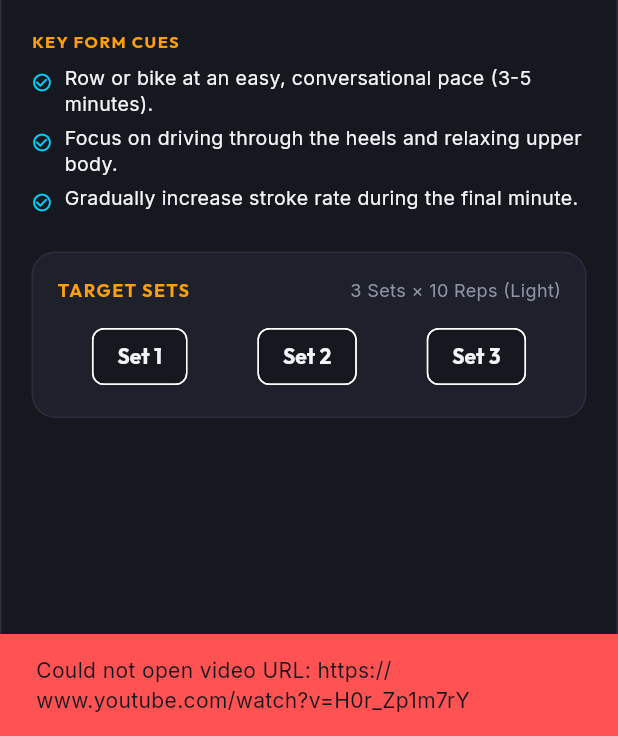
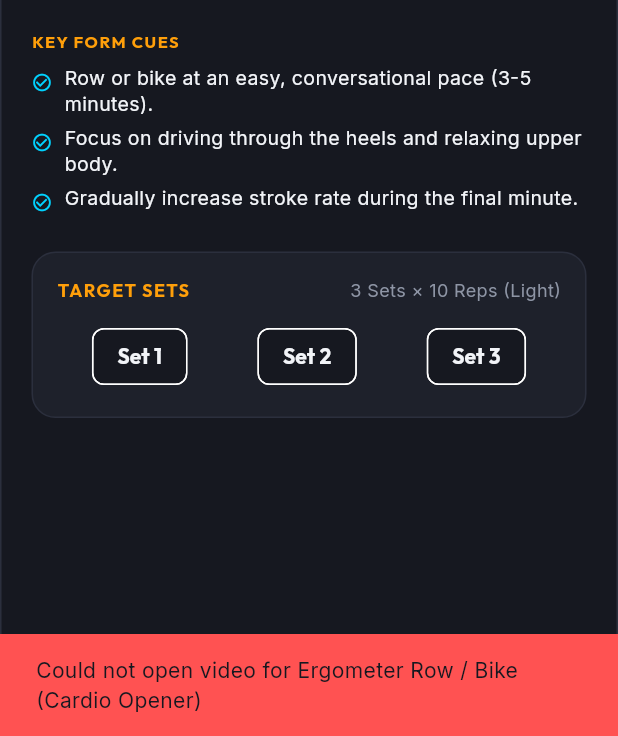
Before and after one commit to drexel-ue/oly, a Flutter app: the VideoPlayerCard widget shown alone on an empty page, opened directly with sample values from the repository, after a tap on "Watch Video Demonstration", on a phone screen of 412 x 824 dp, the part 500-1236 px from its top. Run offline on Flutter 3.47's test engine with Material 3 defaults, Android fonts, the phone set to English and light mode, and no system bars; our stand-ins replace google_fonts, shared_preferences; accounts and stored records are empty.

Commit message:
fix: Update exercise YouTube video URLs and add targeted search fallback

```diff
--- a/lib/models/mobility_exercise_model.dart
+++ b/lib/models/mobility_exercise_model.dart
@@ -107,7 +107,7 @@ class MobilityExerciseModel {
           'Gradually increase stroke rate during the final minute.'
         ],
         durationSeconds: 180, // 3 mins
-        videoUrl: 'https://www.youtube.com/watch?v=H0r_Zp1m7rY',
+        videoUrl: 'https://www.youtube.com/watch?v=eqVmMd7U5p0',
         isYoutube: true,
       ),
 
@@ -155,7 +155,7 @@ class MobilityExerciseModel {
           'Stretch wrists back against floor in all-fours position.'
         ],
         durationSeconds: 60,
-        videoUrl: 'https://www.youtube.com/watch?v=g38U-JqB-v0',
+        videoUrl: 'https://www.youtube.com/watch?v=mSZWSQSSEjE',
         isYoutube: true,
       ),
       MobilityExerciseModel(
@@ -170,7 +170,7 @@ class MobilityExerciseModel {
           'Keep core braced and avoid arching your lower back.'
         ],
         durationSeconds: 60,
-        videoUrl: 'https://www.youtube.com/watch?v=0k5u1_Xq-F0',
+        videoUrl: 'https://www.youtube.com/watch?v=33P5AI27eiU',
         isYoutube: true,
       ),
       MobilityExerciseModel(
@@ -185,7 +185,7 @@ class MobilityExerciseModel {
           'Keep chest tall and avoid leaning far back.'
         ],
         durationSeconds: 90,
-        videoUrl: 'https://www.youtube.com/watch?v=t5J5iZ1rPCo',
+        videoUrl: 'https://www.youtube.com/watch?v=0_n5c_Wv8nU',
         isYoutube: true,
       ),
       MobilityExerciseModel(
@@ -219,7 +219,7 @@ class MobilityExerciseModel {
         ],
         defaultSets: 1,
         defaultReps: 5,
-        videoUrl: 'https://www.youtube.com/watch?v=mWfRBMTj_Lg',
+        videoUrl: 'https://www.youtube.com/watch?v=12-349fJ70w',
         isYoutube: true,
       ),
       MobilityExerciseModel(
@@ -235,7 +235,7 @@ class MobilityExerciseModel {
         ],
         defaultSets: 2,
         defaultReps: 5,
-        videoUrl: 'https://www.youtube.com/watch?v=2r1H_vS29lE',
+        videoUrl: 'https://www.youtube.com/watch?v=gJ3vL_8xX1U',
         isYoutube: true,
       ),
 
@@ -254,7 +254,7 @@ class MobilityExerciseModel {
         ],
         defaultSets: 1,
         defaultReps: 5,
-        videoUrl: 'https://www.youtube.com/watch?v=vUXtD-88wEU',
+        videoUrl: 'https://www.youtube.com/watch?v=PjY1rrr6hJk',
         isYoutube: true,
       ),
 
@@ -306,7 +306,7 @@ class MobilityExerciseModel {
         ],
         defaultSets: 3,
         defaultReps: 8,
-        videoUrl: 'https://www.youtube.com/watch?v=tpU1U4V9nNo',
+        videoUrl: 'https://www.youtube.com/watch?v=84_U2T855h8',
         isYoutube: true,
       ),
       MobilityExerciseModel(
@@ -436,7 +436,7 @@ class MobilityExerciseModel {
         durationSeconds: 45,
         defaultSets: 3,
         defaultReps: 1,
-        videoUrl: 'https://www.youtube.com/watch?v=W-L596Y_G68',
+        videoUrl: 'https://www.youtube.com/watch?v=1uR42jlyN0U',
         isYoutube: true,
       ),
     ];
--- a/lib/widgets/video_player_card.dart
+++ b/lib/widgets/video_player_card.dart
@@ -90,14 +90,31 @@ class _VideoPlayerCardState extends State<VideoPlayerCard> {
   }
 
   Future<void> _launchVideoUrl() async {
-    final Uri url = Uri.parse(widget.exercise.videoUrl);
-    if (await canLaunchUrl(url)) {
-      await launchUrl(url, mode: LaunchMode.externalApplication);
-    } else {
-      if (mounted) {
+    Uri? primaryUri;
+    if (widget.exercise.videoUrl.isNotEmpty) {
+      primaryUri = Uri.tryParse(widget.exercise.videoUrl);
+    }
+
+    bool launched = false;
+    if (primaryUri != null && await canLaunchUrl(primaryUri)) {
+      try {
+        launched = await launchUrl(primaryUri, mode: LaunchMode.externalApplication);
+      } catch (_) {
+        launched = false;
+      }
+    }
+
+    if (!launched) {
+      // Fallback: Launch a targeted YouTube search for the exercise tutorial
+      final query = '${widget.exercise.name} Catalyst Athletics weightlifting tutorial';
+      final searchUri = Uri.parse('https://www.youtube.com/results?search_query=${Uri.encodeComponent(query)}');
+
+      if (await canLaunchUrl(searchUri)) {
+        await launchUrl(searchUri, mode: LaunchMode.externalApplication);
+      } else if (mounted) {
         ScaffoldMessenger.of(context).showSnackBar(
           SnackBar(
-            content: Text('Could not open video URL: ${widget.exercise.videoUrl}'),
+            content: Text('Could not open video for ${widget.exercise.name}'),
             backgroundColor: Colors.redAccent,
           ),
         );
```
